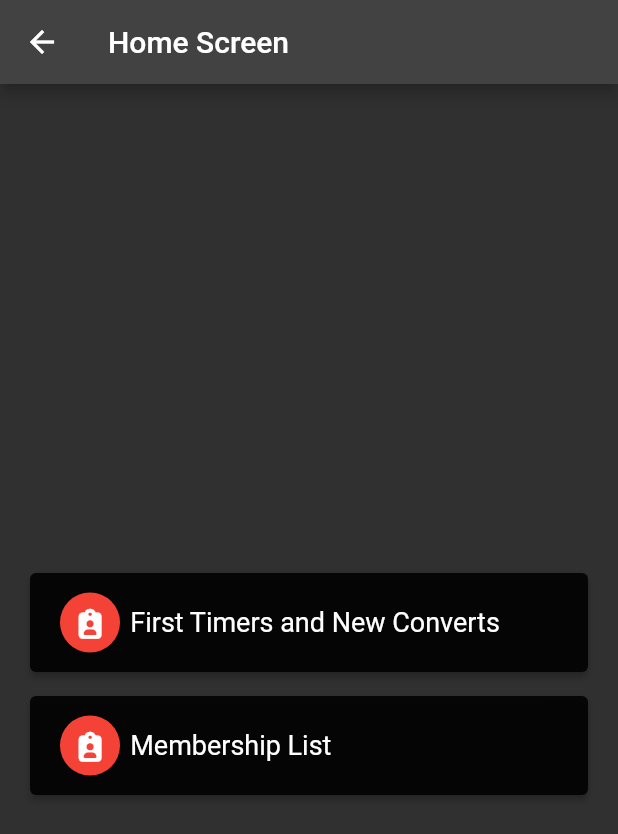
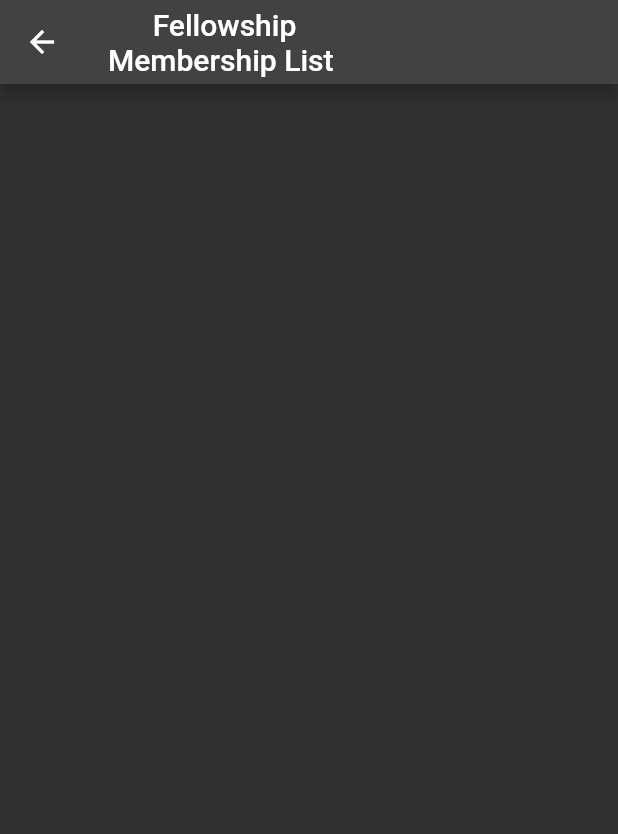
Before and after one commit to firstlovecenter/fl_poimen_flutter, a Flutter app: the HomeScreen screen opened directly, after a tap on "First Timers and New Converts", on a phone screen of 412 x 824 dp. Shown: the top 834 px of the screen. Run offline on Flutter 3.47's test engine with Material 2 defaults, Android fonts, the light colour scheme and no system bars; our stand-ins replace flutter_secure_storage, font_awesome_flutter, graphql_flutter; missing offline and left inert: flutter_appauth; accounts and stored records are empty.

Commit message:
feat: implement fellowship membership list scaffold

```diff
--- a/lib/routes.dart
+++ b/lib/routes.dart
@@ -1,7 +1,9 @@
 import 'package:poimen/screens/home/home.dart';
+import 'package:poimen/screens/membership/fellowship_list.dart';
 import 'package:poimen/screens/profile_choose/screen_profile_choose.dart';
 
 var appRoutes = {
   '/home': (context) => const Home(),
-  '/profile-choose': (context) => const ProfileChooseScreen()
+  '/profile-choose': (context) => const ProfileChooseScreen(),
+  '/fellowship-members': (context) => const FellowshipMembershipList()
 };
--- a/lib/screens/home/home_screen.dart
+++ b/lib/screens/home/home_screen.dart
@@ -19,24 +19,28 @@ class HomeScreen extends StatelessWidget {
             HomePageButton(
               text: 'Bacenta Attendance',
               icon: FontAwesomeIcons.clipboardUser,
+              route: '/fellowship-members',
               permitted: ['leaderBacenta'],
             ),
             Padding(padding: EdgeInsets.all(8)),
             HomePageButton(
               text: 'Fellowship Attendance',
               icon: FontAwesomeIcons.clipboardUser,
+              route: '/fellowship-members',
               permitted: ['leaderFellowship'],
             ),
             Padding(padding: EdgeInsets.all(8)),
             HomePageButton(
               text: 'First Timers and New Converts',
               icon: FontAwesomeIcons.clipboardUser,
+              route: '/fellowship-members',
               permitted: ['all'],
             ),
             Padding(padding: EdgeInsets.all(8)),
             HomePageButton(
               text: 'Membership List',
               icon: FontAwesomeIcons.clipboardUser,
+              route: '/fellowship-members',
               permitted: ['all'],
             ),
           ],
@@ -49,12 +53,14 @@ class HomeScreen extends StatelessWidget {
 class HomePageButton extends StatelessWidget {
   final String text;
   final IconData icon;
+  final String route;
   final List<String> permitted;
 
   const HomePageButton(
       {Key? key,
       required this.text,
       required this.icon,
+      required this.route,
       required this.permitted})
       : super(key: key);
 
@@ -68,7 +74,9 @@ class HomePageButton extends StatelessWidget {
     return InkWell(
       onTap: () {},
       child: ElevatedButton.icon(
-        onPressed: () {},
+        onPressed: () {
+          Navigator.pushNamed(context, route);
+        },
         icon: CircleAvatar(
           backgroundColor: Colors.red,
           child: Center(
--- a/lib/screens/login_screen.dart
+++ b/lib/screens/login_screen.dart
@@ -93,7 +93,8 @@ class _LoginScreenState extends State<LoginScreen> {
     });
 
     print('Success!');
-    Navigator.of(context).pushNamedAndRemoveUntil('/home', (route) => false);
+    Navigator.of(context)
+        .pushNamedAndRemoveUntil('/profile-choose', (route) => false);
   }
 
   setLoadingState() {
--- /dev/null
+++ b/lib/screens/membership/fellowship_list.dart
@@ -0,0 +1,23 @@
+import 'package:flutter/material.dart';
+import 'package:poimen/state/user_state.dart';
+import 'package:provider/provider.dart';
+
+class FellowshipMembershipList extends StatelessWidget {
+  const FellowshipMembershipList({Key? key}) : super(key: key);
+
+  @override
+  Widget build(BuildContext context) {
+    var userState = Provider.of<UserState>(context);
+
+    return Scaffold(
+      appBar: AppBar(
+        title: Column(
+          children: [
+            Text('${userState.church.name} Fellowship'),
+            const Text('Membership List'),
+          ],
+        ),
+      ),
+    );
+  }
+}
--- a/lib/screens/profile_choose/widget_profile_card.dart
+++ b/lib/screens/profile_choose/widget_profile_card.dart
@@ -16,8 +16,9 @@ class ProfileCard extends StatelessWidget {
     return Card(
       child: InkWell(
         onTap: () {
-          userState.churchLevel = church.typename;
+          userState.church = church;
           userState.role = role.toLowerCase() + church.typename;
+
           Navigator.of(context)
               .pushNamedAndRemoveUntil('/home', (route) => false);
         },
--- a/lib/state/user_state.dart
+++ b/lib/state/user_state.dart
@@ -1,14 +1,19 @@
 import 'package:flutter/material.dart';
+import 'package:poimen/screens/profile_choose/models_profile.dart';
 
 class UserState with ChangeNotifier {
-  String _churchLevel = 'Fellowship';
   String _role = '';
+  ProfileChurch _church = ProfileChurch(
+    id: '',
+    typename: '',
+    name: '',
+  );
 
-  String get churchLevel => _churchLevel;
   String get role => _role;
+  ProfileChurch get church => _church;
 
-  set churchLevel(String churchLevel) {
-    _churchLevel = churchLevel;
+  set church(ProfileChurch church) {
+    _church = church;
     notifyListeners();
   }
 
```
